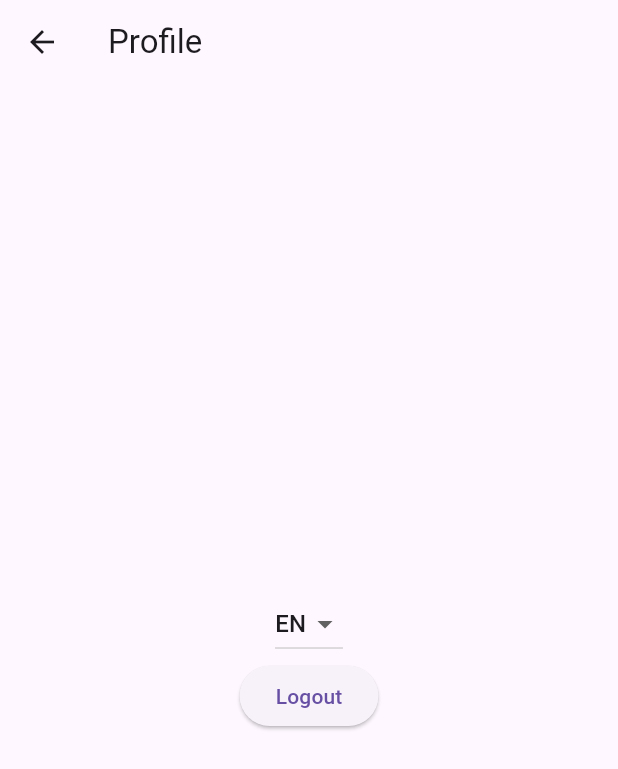
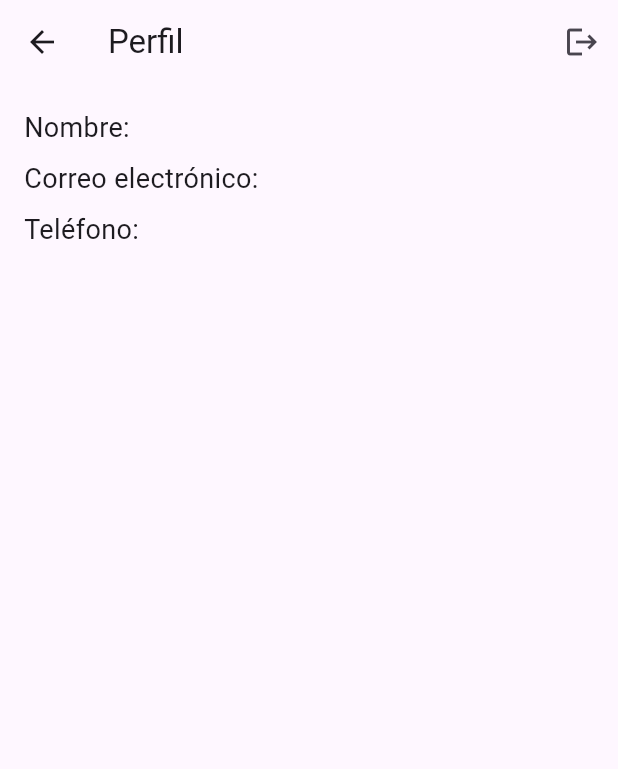
Before and after one commit to ericmunozs/reservas_app, a Flutter app: the screen it shows once a user with an empty profile is signed in, after a tap on the "settings" icon, on a phone screen of 412 x 824 dp. Shown: the top 769 px of the screen. Run offline on Flutter 3.47's test engine with Material 3 defaults, Android fonts, the phone set to English and light mode, and no system bars; our stand-ins replace cloud_firestore, firebase_auth, firebase_core; accounts and stored records are empty; generated files the repository leaves out were written again; network calls fail.

Commit message:
Fix profile screen and update dart warnings

```diff
--- a/lib/data/authentication/firebase_authentication_repository.dart
+++ b/lib/data/authentication/firebase_authentication_repository.dart
@@ -22,6 +22,21 @@ class FirebaseAuthenticationRepository implements AuthenticationService {
   }
 
   @override
+  Future<User?> getCurrentUser() async {
+    try {
+      final user = _auth.currentUser;
+      if (user != null) {
+        return user;
+      } else {
+        return null;
+      }
+    } catch (e) {
+      print(e);
+      rethrow;
+    }
+  }
+
+  @override
   Future<UserCredential> signup(String emailAddress, String password) async {
     try {
       final credentials = await FirebaseAuth.instance
@@ -30,9 +45,9 @@ class FirebaseAuthenticationRepository implements AuthenticationService {
       return credentials;
     } on FirebaseAuthException catch (e) {
       if (e.code == 'weak-password') {
-        print('The password provided is too weak.');
+        print('La contraseña es demasiado débil.');
       } else if (e.code == 'email-already-in-use') {
-        print('The account already exists for that email.');
+        print('La cuenta ya existe para ese correo electrónico.');
       }
       rethrow;
     } catch (e) {
--- a/lib/data/user/firebase_user_service.dart
+++ b/lib/data/user/firebase_user_service.dart
@@ -2,25 +2,9 @@ import 'package:cloud_firestore/cloud_firestore.dart';
 import 'package:reservas_app/domain/models/user.dart';
 import 'package:reservas_app/domain/services/user_service.dart';
 
-class FirebaseUserService implements UserService {
+class FirebaseUserRepository implements UserService {
   final FirebaseFirestore _firestore = FirebaseFirestore.instance;
   final String _collectionName = 'users';
-
-  @override
-  Future<User?> getUser(String email) async {
-    try {
-      var snapshot =
-          await _firestore.collection(_collectionName).doc(email).get();
-      if (snapshot.exists) {
-        return User.fromFirestore(snapshot.data()!);
-      } else {
-        return null;
-      }
-    } catch (e) {
-      print('Error getting user: $e');
-      rethrow;
-    }
-  }
 
   @override
   Future addUserDetails(String uid, name, String email, String phone) async {
@@ -37,24 +21,19 @@ class FirebaseUserService implements UserService {
   }
 
   @override
-  Future<void> updateUser(String email, User newUser) async {
+  Future<User?> getUserDetails(String uid) async {
     try {
-      await _firestore
-          .collection(_collectionName)
-          .doc(email)
-          .update(newUser.toMap());
+      final DocumentSnapshot<Map<String, dynamic>> userDoc =
+          await _firestore.collection(_collectionName).doc(uid).get();
+
+      if (userDoc.exists) {
+        return User.fromFirestore(userDoc.data()!);
+      } else {
+        print('El documento del usuario con UID $uid no existe.');
+        return null;
+      }
     } catch (e) {
-      print('Error updating user: $e');
-      rethrow;
-    }
-  }
-
-  @override
-  Future<void> deleteUser(String email) async {
-    try {
-      await _firestore.collection(_collectionName).doc(email).delete();
-    } catch (e) {
-      print('Error deleting user: $e');
+      print('Error getting user details: $e');
       rethrow;
     }
   }
--- a/lib/domain/services/authentication_service.dart
+++ b/lib/domain/services/authentication_service.dart
@@ -2,6 +2,7 @@ import 'package:firebase_auth/firebase_auth.dart';
 
 abstract class AuthenticationService {
   Future<void> login(String emailAddress, String password);
+  Future<User?> getCurrentUser();
   Future<UserCredential> signup(String emailAddress, String password);
   Future<void> logout();
 }
--- a/lib/domain/services/user_service.dart
+++ b/lib/domain/services/user_service.dart
@@ -1,4 +1,7 @@
+import 'package:reservas_app/domain/models/user.dart';
+
 abstract class UserService {
   Future<void> addUserDetails(
       String uid, firstName, String lastName, String phone);
+  Future<User?> getUserDetails(String uid);
 }
--- a/lib/main.dart
+++ b/lib/main.dart
@@ -21,7 +21,7 @@ void main() async {
 }
 
 class AuthenticationWrapper extends StatefulWidget {
-  const AuthenticationWrapper({Key? key}) : super(key: key);
+  const AuthenticationWrapper({super.key});
 
   @override
   State<AuthenticationWrapper> createState() => _AuthenticationWrapperState();
@@ -86,7 +86,7 @@ class _AuthenticationWrapperState extends State<AuthenticationWrapper> {
     }
     final User? user = snapshot.data;
     if (user == null) {
-      return LoginScreen();
+      return const LoginScreen();
     } else {
       return HomeScreen();
     }
--- a/lib/presentation/screens/home/home.dart
+++ b/lib/presentation/screens/home/home.dart
@@ -1,16 +1,18 @@
+import 'package:firebase_auth/firebase_auth.dart';
 import 'package:flutter/material.dart';
 import 'package:reservas_app/data/authentication/firebase_authentication_repository.dart';
 import 'package:reservas_app/data/user/firebase_user_service.dart';
+import 'package:reservas_app/presentation/screens/login/login.dart';
 import 'package:reservas_app/presentation/screens/profile/profile.dart';
 import 'package:reservas_app/presentation/widgets/club_list.dart';
 import 'package:reservas_app/presentation/widgets/settings_button.dart';
 
 class HomeScreen extends StatelessWidget {
-  final FirebaseAuthenticationRepository authService =
+  final FirebaseAuthenticationRepository _authService =
       FirebaseAuthenticationRepository();
-  final FirebaseUserService userService = FirebaseUserService();
+  final FirebaseUserRepository _userService = FirebaseUserRepository();
 
-  HomeScreen({Key? key}) : super(key: key);
+  HomeScreen({super.key});
 
   @override
   Widget build(BuildContext context) {
@@ -21,11 +23,25 @@ class HomeScreen extends StatelessWidget {
           SettingsButton(
             onPressed: () {
               Navigator.push(
-                context,
-                MaterialPageRoute(
-                  builder: (context) => ProfileScreen(),
-                ),
-              );
+                  context,
+                  MaterialPageRoute(
+                    builder: (context) => FutureBuilder<User?>(
+                      future: _authService.getCurrentUser(),
+                      builder: (context, snapshot) {
+                        if (snapshot.connectionState ==
+                            ConnectionState.waiting) {
+                          return const CircularProgressIndicator();
+                        } else if (snapshot.hasError) {
+                          return Text('Error: ${snapshot.error}');
+                        } else {
+                          if (snapshot.data == null) {
+                            return LoginScreen();
+                          }
+                          return ProfileScreen(uid: snapshot.data!.uid);
+                        }
+                      },
+                    ),
+                  ));
             },
           ),
         ],
--- a/lib/presentation/screens/login/login.dart
+++ b/lib/presentation/screens/login/login.dart
@@ -2,7 +2,7 @@ import 'package:flutter/material.dart';
 import 'package:reservas_app/data/authentication/firebase_authentication_repository.dart';
 
 class LoginScreen extends StatefulWidget {
-  LoginScreen({Key? key}) : super(key: key);
+  const LoginScreen({super.key});
 
   @override
   _LoginScreenState createState() => _LoginScreenState();
--- a/lib/presentation/screens/profile/profile.dart
+++ b/lib/presentation/screens/profile/profile.dart
@@ -1,37 +1,104 @@
 import 'package:flutter/material.dart';
 import 'package:reservas_app/data/authentication/firebase_authentication_repository.dart';
-import 'package:flutter_gen/gen_l10n/app_localizations.dart';
-import 'package:reservas_app/presentation/widgets/language_selector.dart';
+import 'package:reservas_app/data/user/firebase_user_service.dart';
+import 'package:reservas_app/domain/models/user.dart';
 
-class ProfileScreen extends StatelessWidget {
+class ProfileScreen extends StatefulWidget {
+  final String uid;
+
+  const ProfileScreen({Key? key, required this.uid}) : super(key: key);
+
+  @override
+  _ProfileScreenState createState() => _ProfileScreenState();
+}
+
+class _ProfileScreenState extends State<ProfileScreen> {
   final FirebaseAuthenticationRepository _authService =
       FirebaseAuthenticationRepository();
+  final FirebaseUserRepository _userService = FirebaseUserRepository();
+  User? _user;
+  bool _isLoading = true;
 
-  ProfileScreen({super.key});
+  @override
+  void initState() {
+    super.initState();
+    _fetchUserDetails();
+  }
+
+  Future<void> _fetchUserDetails() async {
+    try {
+      final user = await _userService.getUserDetails(widget.uid);
+      setState(() {
+        _user = user;
+        _isLoading = false; // Marcamos que la carga ha terminado
+      });
+    } catch (e) {
+      print('Error fetching user details: $e');
+      setState(() {
+        _isLoading = false; // Marcamos que la carga ha terminado
+      });
+    }
+  }
+
+  Future<void> _logout() async {
+    try {
+      await _authService.logout();
+      Navigator.pushNamedAndRemoveUntil(context, '/', (route) => false);
+    } catch (e) {
+      print('Error logging out: $e');
+    }
+  }
 
   @override
   Widget build(BuildContext context) {
     return Scaffold(
       appBar: AppBar(
-        title: Text(AppLocalizations.of(context)!.profileTitle),
+        title: const Text('Perfil'),
+        actions: [
+          IconButton(
+            icon: const Icon(Icons.logout),
+            onPressed: _logout,
+          ),
+        ],
       ),
-      body: Center(
-        child: Column(
-          mainAxisAlignment: MainAxisAlignment.center,
-          children: [
-            LanguageSelector(),
-            ElevatedButton(
-              onPressed: () async {
-                try {
-                  await _authService.logout();
-                  Navigator.pushNamedAndRemoveUntil(
-                      context, '/', (route) => false);
-                } catch (e) {}
-              },
-              child: Text(AppLocalizations.of(context)!.logout),
+      body: _isLoading
+          ? Center(child: CircularProgressIndicator())
+          : _buildProfileContent(),
+    );
+  }
+
+  Widget _buildProfileContent() {
+    return Padding(
+      padding: const EdgeInsets.all(16.0),
+      child: Column(
+        crossAxisAlignment: CrossAxisAlignment.start,
+        children: [
+          if (_user != null)
+            Column(
+              crossAxisAlignment: CrossAxisAlignment.start,
+              children: [
+                Text(
+                  'Nombre: ${_user!.name}',
+                  style: const TextStyle(fontSize: 18),
+                ),
+                const SizedBox(height: 8),
+                Text(
+                  'Correo electrónico: ${_user!.email}',
+                  style: const TextStyle(fontSize: 18),
+                ),
+                const SizedBox(height: 8),
+                Text(
+                  'Teléfono: ${_user!.phone}',
+                  style: const TextStyle(fontSize: 18),
+                ),
+              ],
+            )
+          else
+            Text(
+              'Perfil sin datos',
+              style: const TextStyle(fontSize: 18),
             ),
-          ],
-        ),
+        ],
       ),
     );
   }
--- a/lib/presentation/screens/signup/signup.dart
+++ b/lib/presentation/screens/signup/signup.dart
@@ -3,7 +3,7 @@ import 'package:reservas_app/data/authentication/firebase_authentication_reposit
 import 'package:reservas_app/data/user/firebase_user_service.dart';
 
 class SignupScreen extends StatefulWidget {
-  const SignupScreen({Key? key}) : super(key: key);
+  const SignupScreen({super.key});
 
   @override
   _SignupScreenState createState() => _SignupScreenState();
@@ -12,7 +12,7 @@ class SignupScreen extends StatefulWidget {
 class _SignupScreenState extends State<SignupScreen> {
   final FirebaseAuthenticationRepository _authService =
       FirebaseAuthenticationRepository();
-  final FirebaseUserService _userService = FirebaseUserService();
+  final FirebaseUserRepository _userService = FirebaseUserRepository();
 
   late TextEditingController _nameController;
   late TextEditingController _emailController;
--- a/lib/presentation/widgets/club_list.dart
+++ b/lib/presentation/widgets/club_list.dart
@@ -3,7 +3,7 @@ import 'package:reservas_app/domain/models/club.dart';
 import 'package:reservas_app/presentation/screens/club_details/club_details.dart';
 
 class ClubList extends StatelessWidget {
-  const ClubList({Key? key}) : super(key: key);
+  const ClubList({super.key});
 
   @override
   Widget build(BuildContext context) {
--- a/lib/presentation/widgets/language_selector.dart
+++ b/lib/presentation/widgets/language_selector.dart
@@ -3,7 +3,7 @@ import 'package:flutter_gen/gen_l10n/app_localizations.dart';
 import 'package:reservas_app/main.dart';
 
 class LanguageSelector extends StatefulWidget {
-  const LanguageSelector({Key? key}) : super(key: key);
+  const LanguageSelector({super.key});
 
   @override
   _LanguageSelectorState createState() => _LanguageSelectorState();
```
Also changed, not shown: lib/presentation/screens/club_details/club_details.dart (+5 -5 lines).
